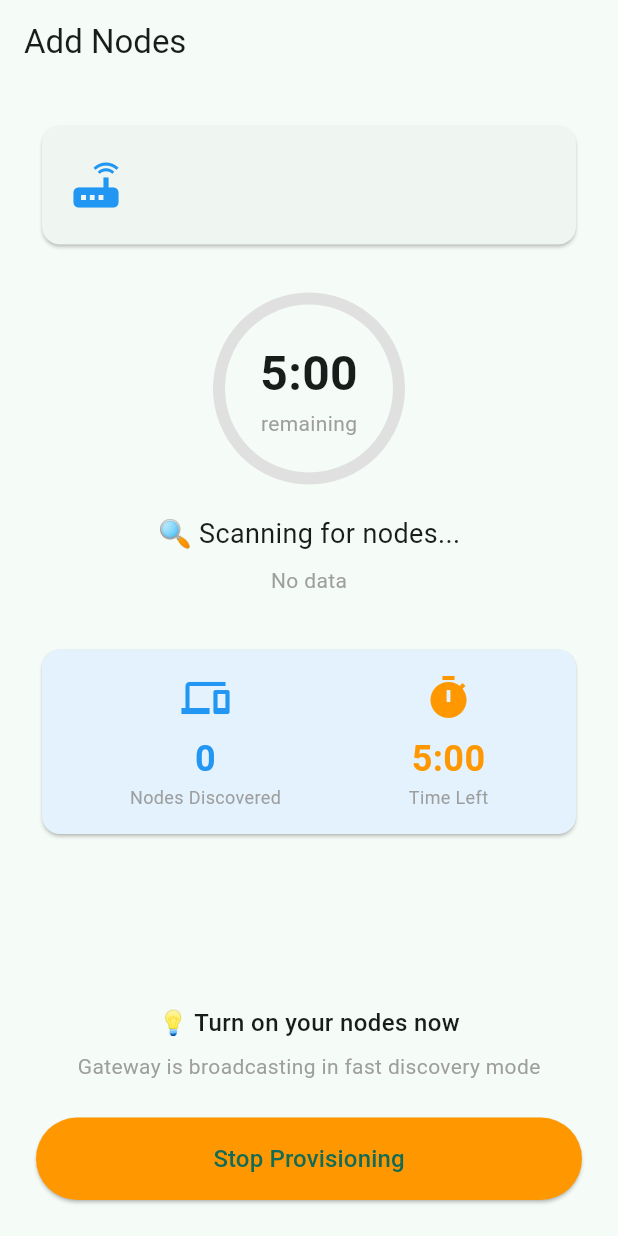
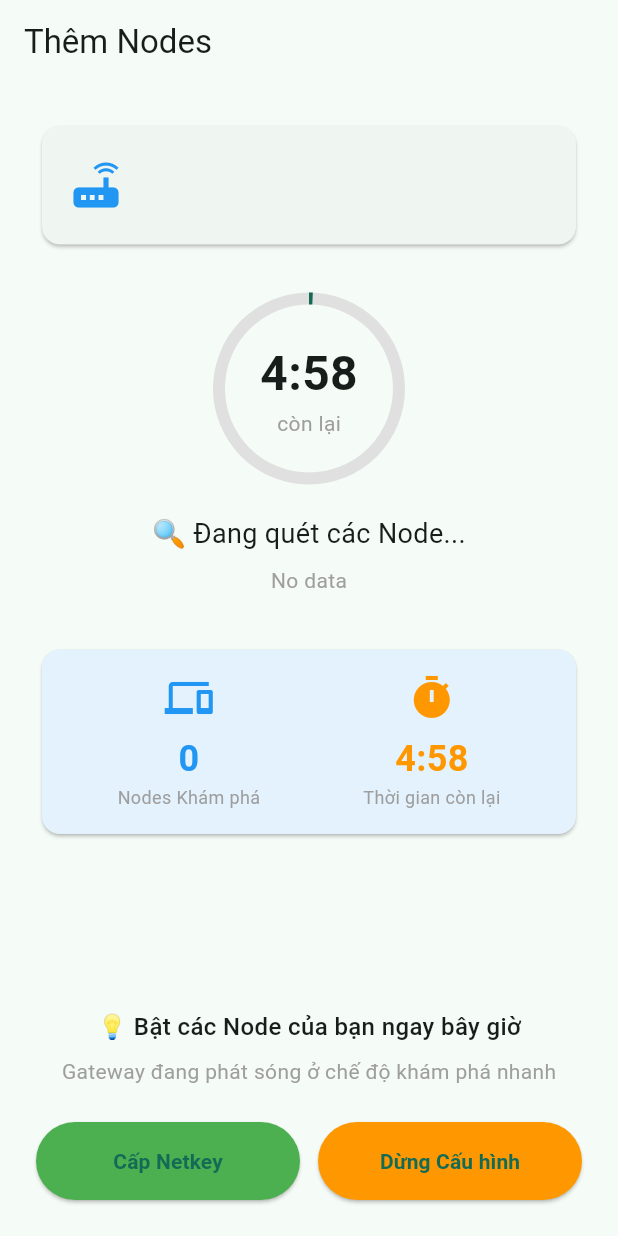
Before and after one commit to vuvantruong120896/kagri_app, a Flutter app: the ProvisioningProgressScreen screen opened directly with empty values, on a phone screen of 412 x 824 dp. Run offline on Flutter 3.47's test engine with Material 3 defaults, Android fonts, the phone set to English and light mode, and no system bars; our stand-ins replace firebase_auth, firebase_core, firebase_database, fl_chart, flutter_blue_plus, shared_preferences; accounts and stored records are empty.

Commit message:
Implement 2-phase provisioning with smooth countdown

```diff
--- a/lib/screens/provisioning_progress_screen.dart
+++ b/lib/screens/provisioning_progress_screen.dart
@@ -24,15 +24,18 @@ class _ProvisioningProgressScreenState
     extends State<ProvisioningProgressScreen> {
   final FirebaseCommandService _commandService = FirebaseCommandService();
   StreamSubscription? _resultSubscription;
+  Timer? _countdownTimer;
 
-  String? _commandId;
+  String? _commandId; // Used for identifying the provisioning command
   bool _isStarting = true;
   bool _isActive = false;
+  bool _isNetkeyPhase = false; // 2nd phase - netkey assignment
   bool _isCompleted = false;
   bool _isFailed = false;
 
   int _nodesDiscovered = 0;
-  int _timeRemainingMs = 0;
+  double _timeRemainingSeconds = 0; // Changed to double for smooth countdown
+  int _totalDurationSeconds = 300; // 5 minutes
   String _statusMessage = 'Initializing...';
   String? _errorMessage;
 
@@ -46,6 +49,7 @@ class _ProvisioningProgressScreenState
   void dispose() {
     _resultSubscription?.cancel();
     _commandService.dispose();
+    _countdownTimer?.cancel();
     super.dispose();
   }
 
@@ -55,31 +59,34 @@ class _ProvisioningProgressScreenState
       if (user == null) {
         setState(() {
           _isFailed = true;
-          _errorMessage = 'Not logged in';
-          _statusMessage = 'Authentication error';
+          _errorMessage = 'Chưa đăng nhập';
+          _statusMessage = 'Lỗi xác thực';
         });
         return;
       }
 
       setState(() {
         _isStarting = true;
-        _statusMessage = 'Sending command to Gateway...';
+        _statusMessage = 'Gửi lệnh đến Gateway...';
       });
 
-      // Send start provisioning command
-      final durationMs = widget.durationMinutes * 60 * 1000;
+      // Send start provisioning command (5 minutes)
       _commandId = await _commandService.sendStartProvisioningCommand(
         userUID: user.uid,
         gatewayMAC: widget.gateway.mac,
-        durationMs: durationMs,
+        durationMs: _totalDurationSeconds * 1000,
       );
 
       setState(() {
         _isStarting = false;
         _isActive = true;
-        _timeRemainingMs = durationMs;
-        _statusMessage = 'Provisioning started';
+        _isNetkeyPhase = false;
+        _timeRemainingSeconds = _totalDurationSeconds.toDouble();
+        _statusMessage = 'Đang tìm các thiết bị ở gần';
       });
+
+      // Start smooth countdown timer (update every 100ms)
+      _startCountdownTimer();
 
       // Listen to command results
       _resultSubscription = _commandService
@@ -95,7 +102,7 @@ class _ProvisioningProgressScreenState
               setState(() {
                 if (result.progress != null) {
                   _nodesDiscovered = result.progress!.nodesDiscovered;
-                  _timeRemainingMs = result.progress!.timeRemainingMs;
+                  // Don't override timeRemainingSeconds - use countdown timer instead
                 }
 
                 _statusMessage = result.message;
@@ -103,13 +110,17 @@ class _ProvisioningProgressScreenState
                 // Check if completed
                 if (result.isCompleted) {
                   _isActive = false;
+                  _isNetkeyPhase = false;
                   _isCompleted = true;
-                  _statusMessage = 'Provisioning completed successfully';
+                  _statusMessage = 'Cấp phát Netkey thành công';
+                  _countdownTimer?.cancel();
                 } else if (result.isFailed) {
                   _isActive = false;
+                  _isNetkeyPhase = false;
                   _isFailed = true;
                   _errorMessage = result.message;
-                  _statusMessage = 'Provisioning failed';
+                  _statusMessage = 'Cấp phát Netkey thất bại';
+                  _countdownTimer?.cancel();
                 }
               });
             },
@@ -118,8 +129,9 @@ class _ProvisioningProgressScreenState
               setState(() {
                 _isFailed = true;
                 _errorMessage = error.toString();
-                _statusMessage = 'Connection error';
+                _statusMessage = 'Lỗi kết nối';
               });
+              _countdownTimer?.cancel();
             },
           );
     } catch (e) {
@@ -127,9 +139,63 @@ class _ProvisioningProgressScreenState
         _isStarting = false;
         _isFailed = true;
         _errorMessage = e.toString();
-        _statusMessage = 'Failed to start provisioning';
+        _statusMessage = 'Không thể bắt đầu cấp phát';
       });
     }
+  }
+
+  void _startCountdownTimer() {
+    _countdownTimer = Timer.periodic(const Duration(milliseconds: 100), (timer) {
+      if (!mounted) {
+        timer.cancel();
+        return;
+      }
+
+      setState(() {
+        _timeRemainingSeconds -= 0.1;
+
+        // Phase transition at 4 minutes (240 seconds)
+        if (!_isNetkeyPhase && _timeRemainingSeconds <= 240) {
+          _isNetkeyPhase = true;
+          _statusMessage = 'Đang cấu hình mạng';
+          _sendNetkeyCommandAuto();
+        }
+
+        // Stop at 0
+        if (_timeRemainingSeconds <= 0) {
+          _timeRemainingSeconds = 0;
+          timer.cancel();
+          _completeProvisioning();
+        }
+      });
+    });
+  }
+
+  Future<void> _sendNetkeyCommandAuto() async {
+    try {
+      final user = FirebaseAuth.instance.currentUser;
+      if (user == null) return;
+
+      await _commandService.sendNetkeyCommand(
+        userUID: user.uid,
+        gatewayMAC: widget.gateway.mac,
+      );
+    } catch (e) {
+      if (!mounted) return;
+      setState(() {
+        _errorMessage = e.toString();
+      });
+    }
+  }
+
+  void _completeProvisioning() {
+    if (!mounted) return;
+    setState(() {
+      _isActive = false;
+      _isNetkeyPhase = false;
+      _isCompleted = true;
+      _statusMessage = 'Cấp phát Netkey hoàn tất';
+    });
   }
 
   Future<void> _stopProvisioning() async {
@@ -158,6 +224,40 @@ class _ProvisioningProgressScreenState
     }
   }
 
+  Future<void> _sendNetkeyCommand() async {
+    try {
+      final user = FirebaseAuth.instance.currentUser;
+      if (user == null) return;
+
+      setState(() {
+        _statusMessage = 'Sending netkey assignment command...';
+      });
+
+      await _commandService.sendNetkeyCommand(
+        userUID: user.uid,
+        gatewayMAC: widget.gateway.mac,
+      );
+
+      ScaffoldMessenger.of(context).showSnackBar(
+        const SnackBar(
+          content: Text('✅ Netkey assignment command sent'),
+          duration: Duration(seconds: 2),
+        ),
+      );
+
+      setState(() {
+        _statusMessage = 'Netkey command sent. Waiting for nodes...';
+      });
+    } catch (e) {
+      ScaffoldMessenger.of(context).showSnackBar(
+        SnackBar(
+          content: Text('Lỗi gửi lệnh: $e'),
+          backgroundColor: Colors.red,
+        ),
+      );
+    }
+  }
+
   void _finish() {
     Navigator.pop(context);
   }
@@ -178,7 +278,7 @@ class _ProvisioningProgressScreenState
       },
       child: Scaffold(
         appBar: AppBar(
-          title: const Text('Add Nodes'),
+          title: const Text('Thêm Nodes'),
           automaticallyImplyLeading: !_isActive,
         ),
         body: _buildBody(),
@@ -268,8 +368,8 @@ class _ProvisioningProgressScreenState
               width: 120,
               height: 120,
               child: CircularProgressIndicator(
-                value: _timeRemainingMs > 0
-                    ? 1 - (_timeRemainingMs / (widget.durationMinutes * 60000))
+                value: _timeRemainingSeconds > 0
+                    ? 1 - (_timeRemainingSeconds / _totalDurationSeconds)
                     : 0,
                 strokeWidth: 8,
                 backgroundColor: Colors.grey[300],
@@ -278,19 +378,19 @@ class _ProvisioningProgressScreenState
             Column(
               children: [
                 Text(
-                  _formatTime(_timeRemainingMs),
+                  _formatTimeFromSeconds(_timeRemainingSeconds),
                   style: const TextStyle(
                     fontSize: 32,
                     fontWeight: FontWeight.bold,
                   ),
                 ),
-                const Text('remaining', style: TextStyle(color: Colors.grey)),
+                const Text('còn lại', style: TextStyle(color: Colors.grey)),
               ],
             ),
           ],
         ),
         const SizedBox(height: 24),
-        const Text('🔍 Scanning for nodes...', style: TextStyle(fontSize: 18)),
+        const Text('🔍 Đang quét các Node...', style: TextStyle(fontSize: 18)),
         const SizedBox(height: 8),
         Text(_statusMessage, style: const TextStyle(color: Colors.grey)),
       ],
@@ -311,7 +411,7 @@ class _ProvisioningProgressScreenState
         ),
         const SizedBox(height: 24),
         const Text(
-          '✅ Provisioning Complete',
+          '✅ Cấu hình hoàn tất',
           style: TextStyle(
             fontSize: 20,
             fontWeight: FontWeight.bold,
@@ -339,7 +439,7 @@ class _ProvisioningProgressScreenState
         ),
         const SizedBox(height: 24),
         const Text(
-          '❌ Provisioning Failed',
+          '❌ Cấu hình thất bại',
           style: TextStyle(
             fontSize: 20,
             fontWeight: FontWeight.bold,
@@ -368,15 +468,15 @@ class _ProvisioningProgressScreenState
               children: [
                 _buildStatItem(
                   icon: Icons.devices,
-                  label: 'Nodes Discovered',
+                  label: 'Nodes Khám phá',
                   value: _nodesDiscovered.toString(),
                   color: Colors.blue,
                 ),
                 if (_isActive)
                   _buildStatItem(
                     icon: Icons.timer,
-                    label: 'Time Left',
-                    value: _formatTime(_timeRemainingMs),
+                    label: 'Thời gian còn lại',
+                    value: _formatTimeFromSeconds(_timeRemainingSeconds),
                     color: Colors.orange,
                   ),
               ],
@@ -386,7 +486,7 @@ class _ProvisioningProgressScreenState
               const Divider(),
               const SizedBox(height: 8),
               Text(
-                '🎉 $_nodesDiscovered new node${_nodesDiscovered > 1 ? 's' : ''} joined the network!',
+                '🎉 $_nodesDiscovered Node mới${_nodesDiscovered > 1 ? 's' : ''} đã tham gia mạng!',
                 style: const TextStyle(
                   fontSize: 16,
                   fontWeight: FontWeight.w500,
@@ -433,17 +533,32 @@ class _ProvisioningProgressScreenState
       return Column(
         children: [
           const Text(
-            '💡 Turn on your nodes now',
+            '💡 Bật các Node của bạn ngay bây giờ',
             style: TextStyle(fontSize: 16, fontWeight: FontWeight.w500),
           ),
           const SizedBox(height: 8),
           const Text(
-            'Gateway is broadcasting in fast discovery mode',
+            'Gateway đang phát sóng ở chế độ khám phá nhanh',
             style: TextStyle(color: Colors.grey),
           ),
           const SizedBox(height: 24),
-          SizedBox(
-            width: double.infinity,
+          Row(
+            children: [
+              Expanded(
+                child: ElevatedButton(
+                  onPressed: _sendNetkeyCommand,
+                  style: ElevatedButton.styleFrom(
+                    backgroundColor: Colors.green,
+                    padding: const EdgeInsets.all(16),
+                  ),
+                  child: const Text(
+                    'Cấp Netkey',
+                    style: TextStyle(fontSize: 14, fontWeight: FontWeight.w600),
+                  ),
+                ),
+              ),
+              const SizedBox(width: 12),
+              Expanded(
                 child: ElevatedButton(
                   onPressed: _stopProvisioning,
                   style: ElevatedButton.styleFrom(
@@ -451,10 +566,12 @@ class _ProvisioningProgressScreenState
                     padding: const EdgeInsets.all(16),
                   ),
                   child: const Text(
-                'Stop Provisioning',
-                style: TextStyle(fontSize: 16),
+                    'Dừng Cấu hình',
+                    style: TextStyle(fontSize: 14, fontWeight: FontWeight.w600),
                   ),
                 ),
+              ),
+            ],
           ),
         ],
       );
@@ -466,15 +583,15 @@ class _ProvisioningProgressScreenState
       child: ElevatedButton(
         onPressed: _finish,
         style: ElevatedButton.styleFrom(padding: const EdgeInsets.all(16)),
-        child: const Text('Done', style: TextStyle(fontSize: 16)),
+        child: const Text('Hoàn tất', style: TextStyle(fontSize: 16)),
       ),
     );
   }
 
-  String _formatTime(int milliseconds) {
-    final seconds = (milliseconds / 1000).ceil();
-    final minutes = seconds ~/ 60;
-    final remainingSeconds = seconds % 60;
+  String _formatTimeFromSeconds(double seconds) {
+    final totalSeconds = seconds.toInt();
+    final minutes = totalSeconds ~/ 60;
+    final remainingSeconds = totalSeconds % 60;
     return '$minutes:${remainingSeconds.toString().padLeft(2, '0')}';
   }
 
@@ -482,19 +599,19 @@ class _ProvisioningProgressScreenState
     return showDialog<bool>(
       context: context,
       builder: (context) => AlertDialog(
-        title: const Text('Stop Provisioning?'),
+        title: const Text('Dừng Cấu hình?'),
         content: const Text(
-          'Provisioning is still in progress. Do you want to stop and go back?',
+          'Cấu hình đang được thực hiện. Bạn có muốn dừng và quay lại?',
         ),
         actions: [
           TextButton(
             onPressed: () => Navigator.pop(context, false),
-            child: const Text('Continue'),
+            child: const Text('Tiếp tục'),
           ),
           TextButton(
             onPressed: () => Navigator.pop(context, true),
             style: TextButton.styleFrom(foregroundColor: Colors.red),
-            child: const Text('Stop'),
+            child: const Text('Dừng'),
           ),
         ],
       ),
```
Also changed, not shown: lib/services/firebase_command_service.dart (+25 -0 lines). Lines whose indentation alone changed are shown as unchanged.
